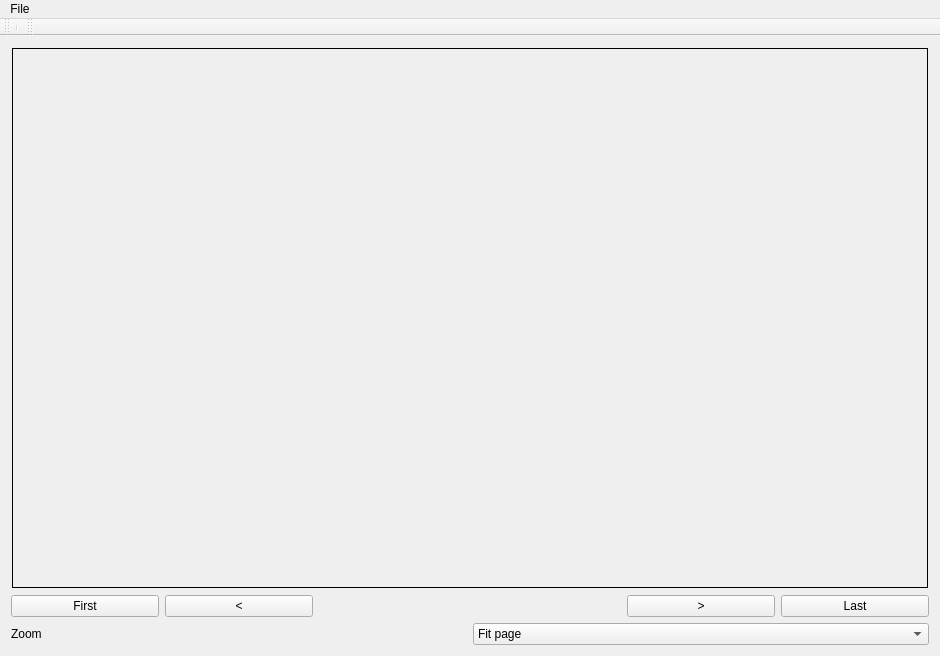
AntoineXCC/CBR_IN204, file ComicBookReader/mainwindow.ui: the form before one commit.
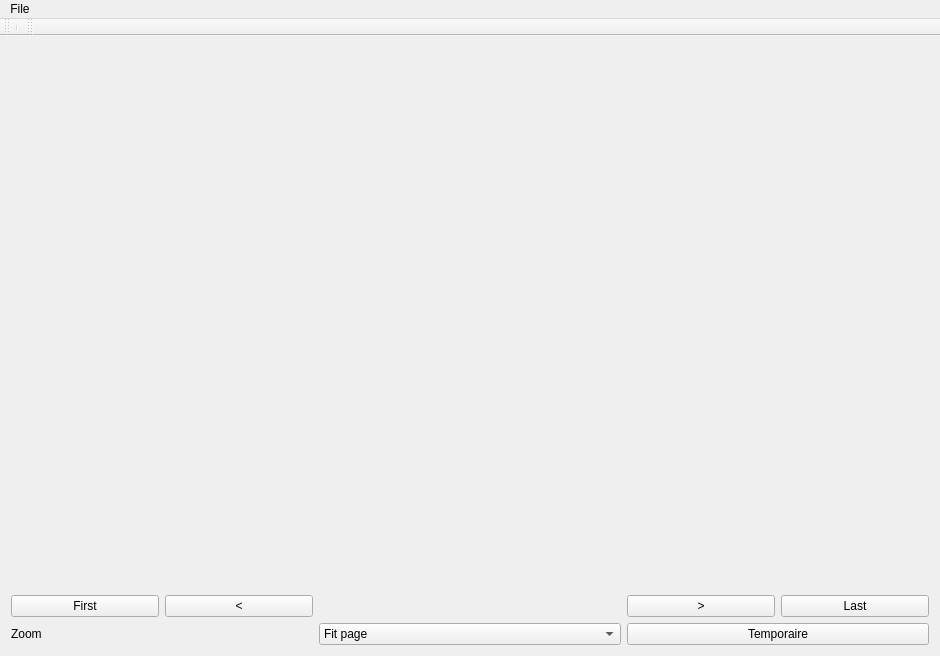
The form after the commit.

```diff
--- a/ComicBookReader/mainwindow.ui
+++ b/ComicBookReader/mainwindow.ui
@@ -32,41 +32,62 @@
    <layout class="QVBoxLayout" name="verticalLayout">
     <item>
      <widget class="QScrollArea" name="scrollArea">
+      <property name="sizePolicy">
+       <sizepolicy hsizetype="Expanding" vsizetype="Expanding">
+        <horstretch>0</horstretch>
+        <verstretch>0</verstretch>
+       </sizepolicy>
+      </property>
       <property name="frameShape">
        <enum>QFrame::NoFrame</enum>
       </property>
+      <property name="verticalScrollBarPolicy">
+       <enum>Qt::ScrollBarAsNeeded</enum>
+      </property>
+      <property name="horizontalScrollBarPolicy">
+       <enum>Qt::ScrollBarAsNeeded</enum>
+      </property>
       <property name="sizeAdjustPolicy">
-       <enum>QAbstractScrollArea::AdjustIgnored</enum>
+       <enum>QAbstractScrollArea::AdjustToContents</enum>
       </property>
       <property name="widgetResizable">
        <bool>true</bool>
       </property>
+      <property name="alignment">
+       <set>Qt::AlignCenter</set>
+      </property>
       <widget class="QWidget" name="scrollAreaWidgetContents">
        <property name="geometry">
         <rect>
-         <x>0</x>
-         <y>0</y>
-         <width>922</width>
-         <height>539</height>
+         <x>453</x>
+         <y>261</y>
+         <width>16</width>
+         <height>16</height>
         </rect>
        </property>
+       <property name="sizePolicy">
+        <sizepolicy hsizetype="Fixed" vsizetype="Fixed">
+         <horstretch>0</horstretch>
+         <verstretch>0</verstretch>
+        </sizepolicy>
+       </property>
        <layout class="QGridLayout" name="gridLayout">
         <property name="leftMargin">
-         <number>1</number>
+         <number>0</number>
         </property>
         <property name="topMargin">
-         <number>1</number>
+         <number>0</number>
         </property>
         <property name="rightMargin">
-         <number>1</number>
+         <number>0</number>
         </property>
         <property name="bottomMargin">
-         <number>1</number>
+         <number>0</number>
         </property>
         <item row="6" column="0">
          <widget class="QLabel" name="screen">
           <property name="sizePolicy">
-           <sizepolicy hsizetype="Expanding" vsizetype="Ignored">
+           <sizepolicy hsizetype="Fixed" vsizetype="Fixed">
             <horstretch>0</horstretch>
             <verstretch>0</verstretch>
            </sizepolicy>
@@ -78,13 +99,13 @@
            </size>
           </property>
           <property name="frameShape">
-           <enum>QFrame::Box</enum>
+           <enum>QFrame::NoFrame</enum>
           </property>
           <property name="text">
            <string/>
           </property>
           <property name="alignment">
-           <set>Qt::AlignCenter</set>
+           <set>Qt::AlignHCenter|Qt::AlignTop</set>
           </property>
          </widget>
         </item>
@@ -242,6 +263,13 @@
         </item>
        </widget>
       </item>
+      <item>
+       <widget class="QPushButton" name="pushButton">
+        <property name="text">
+         <string>Temporaire</string>
+        </property>
+       </widget>
+      </item>
      </layout>
     </item>
    </layout>
```
